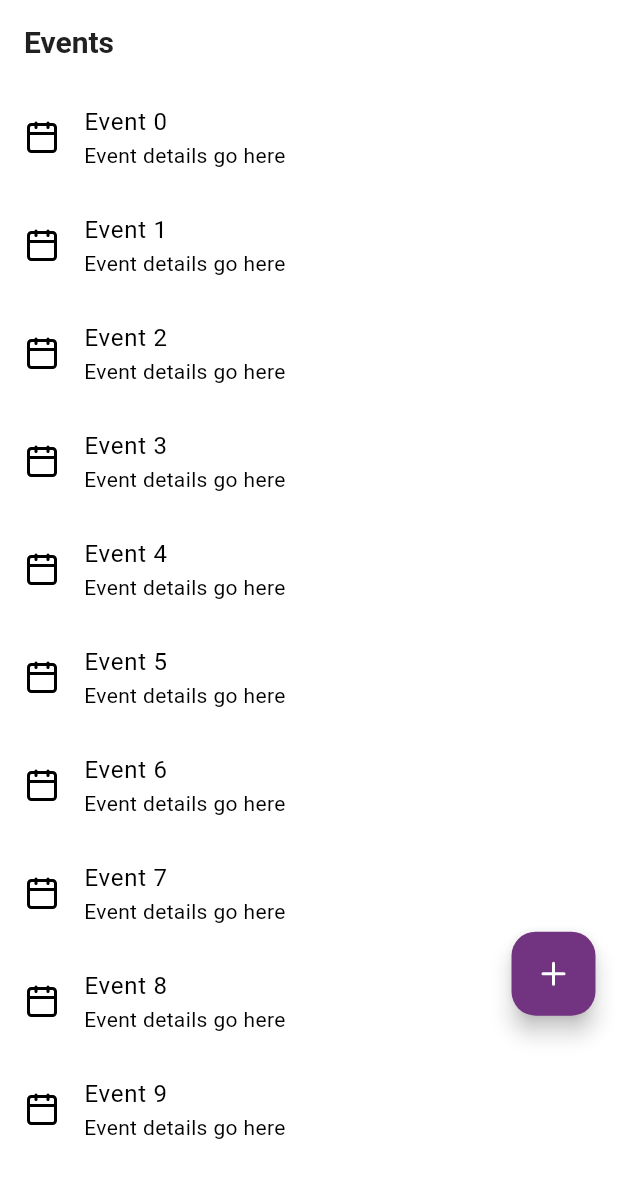
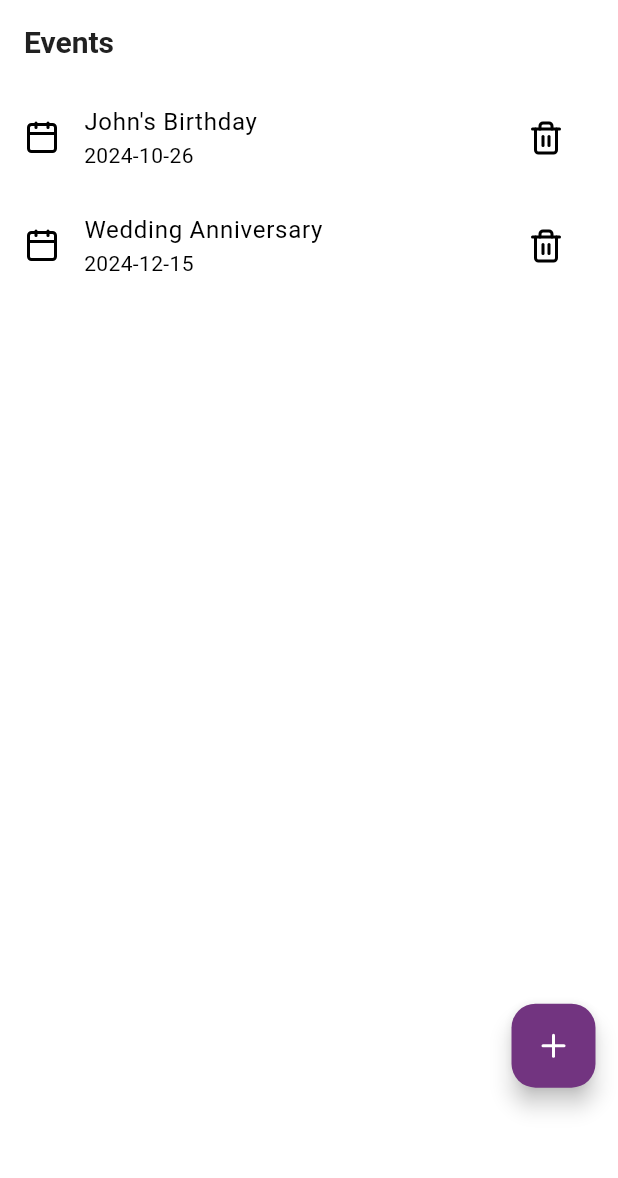
Before and after one commit to syafiqadibafham/ngam_plan, a Flutter app: the EventsView widget shown alone on an empty page, opened directly, on a phone screen of 412 x 824 dp. Shown: the top 1178 px of the screen. Run offline on Flutter 3.47's test engine with Material 3 defaults, Android fonts, the phone set to English and light mode, and no system bars; our stand-ins replace bloc, flutter_bloc, freezed_annotation, get_it, lucide_icons_flutter; missing offline and left inert: elegant_nav_bar; Roboto replaces fonts that are missing (Poppins).

Commit message:
feat: improve add event view feat: add test for event methods feat: add event repository

```diff
--- a/lib/features/events/cubit/events_cubit.dart
+++ b/lib/features/events/cubit/events_cubit.dart
@@ -1,12 +1,41 @@
-import 'package:flutter_bloc/flutter_bloc.dart';
-import 'package:ngam_plan/features/events/cubit/events_state.dart';
-import 'package:ngam_plan/features/events/models/event_model.dart';
+import 'package:bloc/bloc.dart';
+import 'package:freezed_annotation/freezed_annotation.dart';
+import 'package:ngam_plan/features/events/models/event.dart';
+import 'package:ngam_plan/features/events/repositories/event_repository.dart';
+
+part 'events_cubit.freezed.dart';
+part 'events_state.dart';
 
 class EventsCubit extends Cubit<EventsState> {
-  EventsCubit() : super(const EventsInitial());
+  EventsCubit(this._eventRepository) : super(const EventsState.initial());
 
-  void addEvent(Event event) {
-    final newEvents = List<Event>.from(state.events)..add(event);
-    emit(EventsLoaded(newEvents));
+  final EventRepository _eventRepository;
+
+  Future<void> fetchEvents() async {
+    emit(const EventsState.loading());
+    try {
+      final events = await _eventRepository.getEvents();
+      emit(EventsState.loaded(events));
+    } catch (e) {
+      emit(EventsState.error(e.toString()));
+    }
+  }
+
+  Future<void> addEvent(Event event) async {
+    try {
+      await _eventRepository.addEvent(event);
+      await fetchEvents();
+    } catch (e) {
+      emit(EventsState.error(e.toString()));
+    }
+  }
+
+  Future<void> deleteEvent(String eventId) async {
+    try {
+      await _eventRepository.deleteEvent(eventId);
+      fetchEvents();
+    } catch (e) {
+      emit(EventsState.error(e.toString()));
+    }
   }
 }
--- a/lib/features/events/cubit/events_state.dart
+++ b/lib/features/events/cubit/events_state.dart
@@ -1,19 +1,9 @@
-import 'package:equatable/equatable.dart';
-import 'package:ngam_plan/features/events/models/event_model.dart';
+part of 'events_cubit.dart';
 
-abstract class EventsState extends Equatable {
-  final List<Event> events;
-
-  const EventsState(this.events);
-
-  @override
-  List<Object> get props => [events];
+@freezed
+class EventsState with _$EventsState {
+  const factory EventsState.initial() = _Initial;
+  const factory EventsState.loading() = _Loading;
+  const factory EventsState.loaded(List<Event> events) = _Loaded;
+  const factory EventsState.error(String message) = _Error;
 }
-
-class EventsInitial extends EventsState {
-  const EventsInitial() : super(const []);
-}
-
-class EventsLoaded extends EventsState {
-  const EventsLoaded(super.events);
-}
--- /dev/null
+++ b/lib/features/events/models/event.dart
@@ -0,0 +1,15 @@
+import 'package:freezed_annotation/freezed_annotation.dart';
+import 'package:ngam_plan/features/events/models/event_types.dart';
+
+part 'event.freezed.dart';
+
+@freezed
+class Event with _$Event {
+  const factory Event({
+    required String id,
+    required String name,
+    required DateTime date,
+    required EventType type,
+    String? imageUrl,
+  }) = _Event;
+}
--- a/lib/features/events/models/event_model.dart
+++ /dev/null
@@ -1,7 +0,0 @@
-class Event {
-  final String name;
-  final DateTime date;
-  final String? imageUrl;
-
-  Event({required this.name, required this.date, this.imageUrl});
-}
--- /dev/null
+++ b/lib/features/events/models/event_types.dart
@@ -0,0 +1,6 @@
+enum EventType {
+  birthday,
+  anniversary,
+  holiday,
+  general,
+}
--- /dev/null
+++ b/lib/features/events/repositories/event_repository.dart
@@ -0,0 +1,7 @@
+import 'package:ngam_plan/features/events/models/event.dart';
+
+abstract class EventRepository {
+  Future<List<Event>> getEvents();
+  Future<void> addEvent(Event event);
+  Future<void> deleteEvent(String eventId);
+}
--- /dev/null
+++ b/lib/features/events/repositories/mock_event_repository.dart
@@ -0,0 +1,38 @@
+import 'package:ngam_plan/features/events/models/event.dart';
+import 'package:ngam_plan/features/events/models/event_types.dart';
+import 'package:ngam_plan/features/events/repositories/event_repository.dart';
+
+class MockEventRepository implements EventRepository {
+  final List<Event> _events = [
+    Event(
+      id: '1',
+      name: 'John\'s Birthday',
+      date: DateTime(2024, 10, 26),
+      type: EventType.birthday,
+    ),
+    Event(
+      id: '2',
+      name: 'Wedding Anniversary',
+      date: DateTime(2024, 12, 15),
+      type: EventType.anniversary,
+    ),
+  ];
+
+  @override
+  Future<List<Event>> getEvents() async {
+    await Future.delayed(const Duration(seconds: 1));
+    return _events;
+  }
+
+  @override
+  Future<void> addEvent(Event event) async {
+    await Future.delayed(const Duration(seconds: 1));
+    _events.add(event);
+  }
+
+  @override
+  Future<void> deleteEvent(String eventId) async {
+    await Future.delayed(const Duration(seconds: 1));
+    _events.removeWhere((event) => event.id == eventId);
+  }
+}
--- a/lib/features/events/view/events_view.dart
+++ b/lib/features/events/view/events_view.dart
@@ -1,31 +1,72 @@
 import 'package:flutter/material.dart';
+import 'package:flutter_bloc/flutter_bloc.dart';
+import 'package:ngam_plan/features/events/cubit/events_cubit.dart';
+import 'package:ngam_plan/features/events/view/add_event_view.dart';
+import 'package:ngam_plan/service_locator.dart';
 import 'package:ngam_plan/src/core/theme/app_icons.dart';
 import 'package:ngam_plan/src/localization/app_localizations.dart';
 import 'package:ngam_plan/src/widgets/app_screen.dart';
 
-class EventsView extends StatelessWidget {
+class EventsView extends StatefulWidget {
   const EventsView({super.key});
 
   @override
+  State<EventsView> createState() => _EventsViewState();
+}
+
+class _EventsViewState extends State<EventsView> {
+  @override
+  void initState() {
+    super.initState();
+    context.read<EventsCubit>().fetchEvents();
+  }
+
+  @override
   Widget build(BuildContext context) {
-    return AppScreen(
+    return BlocProvider(
+      create: (context) => getIt<EventsCubit>()..fetchEvents(),
+      child: AppScreen(
         title: AppLocalizations.of(context)!.eventsSectionTitle,
         floatingActionButton: FloatingActionButton(
           onPressed: () {
-          // Action to add a new event
+            Navigator.of(context).push((MaterialPageRoute(builder: (context) => const AddEventView()))).then((_) {
+              setState(() {});
+            });
           },
           child: const Icon(AppIcons.add),
         ),
-      child: ListView.builder(
+        child: BlocBuilder<EventsCubit, EventsState>(
+          builder: (context, state) {
+            return state.when(
+              initial: () => const SizedBox.shrink(),
+              loading: () => const Center(child: CircularProgressIndicator()),
+              loaded: (events) {
+                if (events.isEmpty) {
+                  return const Center(child: Text('No events yet.'));
+                }
+                return ListView.builder(
                   shrinkWrap: true,
-        itemCount: 10, // Example item count
+                  itemCount: events.length,
                   itemBuilder: (context, index) {
+                    final event = events[index];
                     return ListTile(
                       leading: const Icon(AppIcons.event),
-            title: Text('Event $index'),
-            subtitle: const Text('Event details go here'),
+                      title: Text(event.name),
+                      subtitle: Text(event.date.toLocal().toString().split(' ')[0]),
+                      trailing: IconButton(
+                        icon: const Icon(AppIcons.delete),
+                        onPressed: () {
+                          context.read<EventsCubit>().deleteEvent(event.id);
+                        },
+                      ),
                     );
                   },
+                );
+              },
+              error: (message) => Center(child: Text(message)),
+            );
+          },
+        ),
       ),
     );
   }
--- a/lib/main.dart
+++ b/lib/main.dart
@@ -1,7 +1,9 @@
 import 'package:flutter/material.dart';
+import 'package:ngam_plan/service_locator.dart';
 
 import 'src/app.dart';
 
 void main() {
+  setup();
   runApp(const MyApp());
 }
--- /dev/null
+++ b/lib/service_locator.dart
@@ -0,0 +1,11 @@
+import 'package:get_it/get_it.dart';
+import 'package:ngam_plan/features/events/cubit/events_cubit.dart';
+import 'package:ngam_plan/features/events/repositories/event_repository.dart';
+import 'package:ngam_plan/features/events/repositories/mock_event_repository.dart';
+
+final getIt = GetIt.instance;
+
+void setup() {
+  getIt.registerLazySingleton<EventRepository>(() => MockEventRepository());
+  getIt.registerFactory(() => EventsCubit(getIt()));
+}
--- a/lib/src/app.dart
+++ b/lib/src/app.dart
@@ -2,6 +2,7 @@
 import 'package:flutter_bloc/flutter_bloc.dart';
 import 'package:flutter_localizations/flutter_localizations.dart';
 import 'package:ngam_plan/features/events/cubit/events_cubit.dart';
+import 'package:ngam_plan/service_locator.dart';
 import 'package:ngam_plan/src/widgets/base_screen.dart';
 import 'package:ngam_plan/features/settings/cubit/settings_cubit.dart';
 import 'package:ngam_plan/features/settings/cubit/settings_state.dart';
@@ -20,7 +21,7 @@
     return MultiBlocProvider(
       providers: [
         BlocProvider(create: (context) => SettingsCubit()),
-        BlocProvider(create: (context) => EventsCubit()),
+        BlocProvider(create: (context) => getIt<EventsCubit>()),
       ],
       child: BlocBuilder<SettingsCubit, SettingsState>(
         builder: (context, state) {
--- a/lib/src/core/theme/app_icons.dart
+++ b/lib/src/core/theme/app_icons.dart
@@ -3,6 +3,7 @@
 
 class AppIcons {
   static const IconData add = LucideIcons.plus;
+  static const IconData delete = LucideIcons.trash;
   static const IconData event = LucideIcons.calendar;
   static const IconData home = LucideIcons.house;
   static const IconData settings = LucideIcons.settings;
--- a/lib/src/widgets/app_screen.dart
+++ b/lib/src/widgets/app_screen.dart
@@ -1,16 +1,24 @@
 import 'package:flutter/material.dart';
 
 class AppScreen extends StatelessWidget {
-  const AppScreen({super.key, required this.title, required this.child, this.floatingActionButton});
+  const AppScreen({
+    super.key,
+    required this.title,
+    required this.child,
+    this.floatingActionButton,
+    this.bottomWidget,
+  });
 
   final String title;
   final Widget child;
   final Widget? floatingActionButton;
+  final Widget? bottomWidget;
 
   @override
   Widget build(BuildContext context) {
     return Scaffold(
       appBar: AppBar(
+        foregroundColor: Theme.of(context).colorScheme.primary,
         backgroundColor: Theme.of(context).colorScheme.surface,
         title: Text(
           title,
@@ -20,7 +28,14 @@
       //floatingActionButton: floatingActionButton,
       body: Stack(
         children: [
-          child,
+          SizedBox(height: double.infinity, child: child),
+          if (bottomWidget != null)
+            Positioned(
+              bottom: 0,
+              left: 0,
+              right: 0,
+              child: bottomWidget!,
+            ),
           if (floatingActionButton != null)
             Positioned(
               bottom: MediaQuery.of(context).size.height * 0.12,
@@ -29,6 +44,7 @@
             ),
         ],
       ),
+      //bottomNavigationBar: bottomWidget,
     );
   }
 }
```
Also changed, not shown: lib/features/events/view/add_event_view.dart (added, +121 -0 lines), pubspec.yaml (+10 -6 lines), lib/features/events/cubit/events_cubit.freezed.dart (added), lib/features/events/models/event.freezed.dart (added), pubspec.lock, 2 other files. Lines whose indentation alone changed are shown as unchanged.
